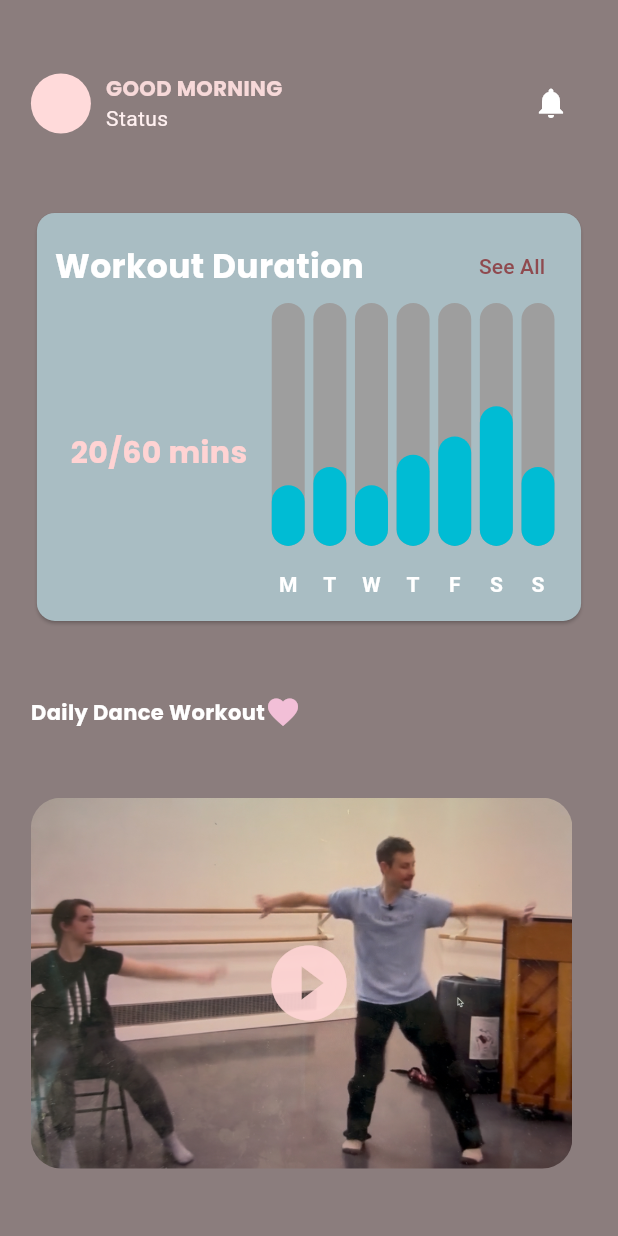
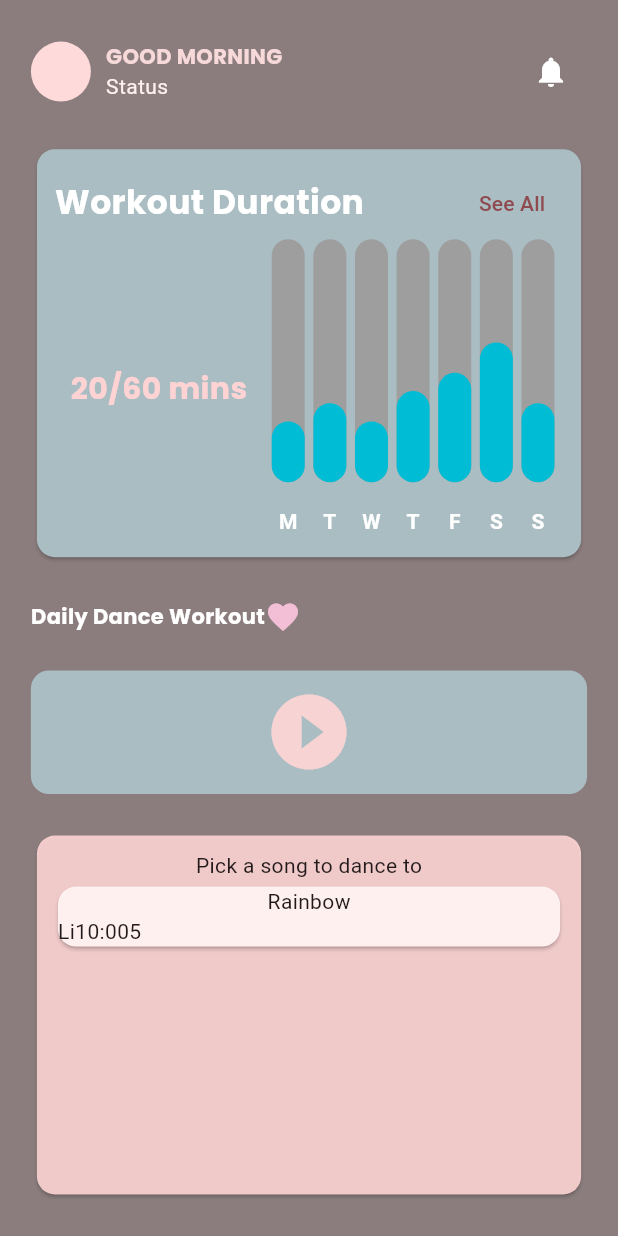
Before and after one commit to bellali12/MirrorMovePD, a Flutter app: the HomeScreen screen opened by its route, on a phone screen of 412 x 824 dp. Run offline on Flutter 3.47's test engine with Material 3 defaults, Android fonts, the light colour scheme and no system bars; drawn by our look-alikes of fl_chart; our stand-ins replace cloud_firestore, firebase_auth, firebase_core, google_fonts; missing offline and left inert: audio_visualizer; accounts and stored records are empty; statements that could not run were skipped.

Commit message:
homescreen updates

```diff
--- a/mirrormotion/lib/screens/homescreen.dart
+++ b/mirrormotion/lib/screens/homescreen.dart
@@ -157,9 +157,13 @@ class _HomeScreenState extends State<HomeScreen> {
                   ],
                 ),
                 // video thumbnail
-                SizedBox(
+                Container(
                   // width: SizeConfig.horizontal! * 90,
-                  height: SizeConfig.vertical! * 30,
+                  decoration: BoxDecoration(
+                    borderRadius: BorderRadius.all(Radius.circular(12)),
+                    color: const Color.fromARGB(255, 169, 189, 195),
+                  ),
+                  height: SizeConfig.vertical! * 10,
                   child: InkWell(
                     onTap: () {
                       // open the session screen with the specified video
@@ -172,13 +176,13 @@ class _HomeScreenState extends State<HomeScreen> {
                     },
                     child: Stack(
                       children: [
-                        ClipRRect(
-                          borderRadius: BorderRadius.circular(20),
-                          child: Image.asset(
-                            todayThumbnailPath,
-                            fit: BoxFit.cover,
-                          ),
-                        ),
+                        // ClipRRect(
+                        //   borderRadius: BorderRadius.circular(20),
+                        //   child: Image.asset(
+                        //     todayThumbnailPath,
+                        //     fit: BoxFit.cover,
+                        //   ),
+                        // ),
                         Center(
                           child: Icon(
                             Icons.play_circle_fill,
@@ -195,6 +199,47 @@ class _HomeScreenState extends State<HomeScreen> {
                     ),
                   ),
                 ),
+                SizedBox(
+                  height: SizeConfig.vertical! * 30,
+                  width:
+                      SizeConfig.horizontal! *
+                      100, //TODO: Fix horizontal padding
+                  child: Card(
+                    color: const Color.fromARGB(
+                      255,
+                      255,
+                      213,
+                      213,
+                    ).withValues(alpha: 0.9),
+                    child: Padding(
+                      padding: EdgeInsets.all(10),
+                      child: Column(
+                        children: [
+                          Text("Pick a song to dance to"),
+                          ListView(
+                            shrinkWrap: true,
+                            children: [
+                              Card(
+                                child: Column(
+                                  children: [
+                                    Text("Rainbow"),
+                                    Row(
+                                      children: [
+                                        Text("Li"),
+                                        Text("10:00"),
+                                        Text("5"),
+                                      ],
+                                    ),
+                                  ],
+                                ),
+                              ),
+                            ],
+                          ),
+                        ],
+                      ),
+                    ),
+                  ),
+                ),
               ],
             ),
           ),
```
Also changed, not shown: 1 other file.
